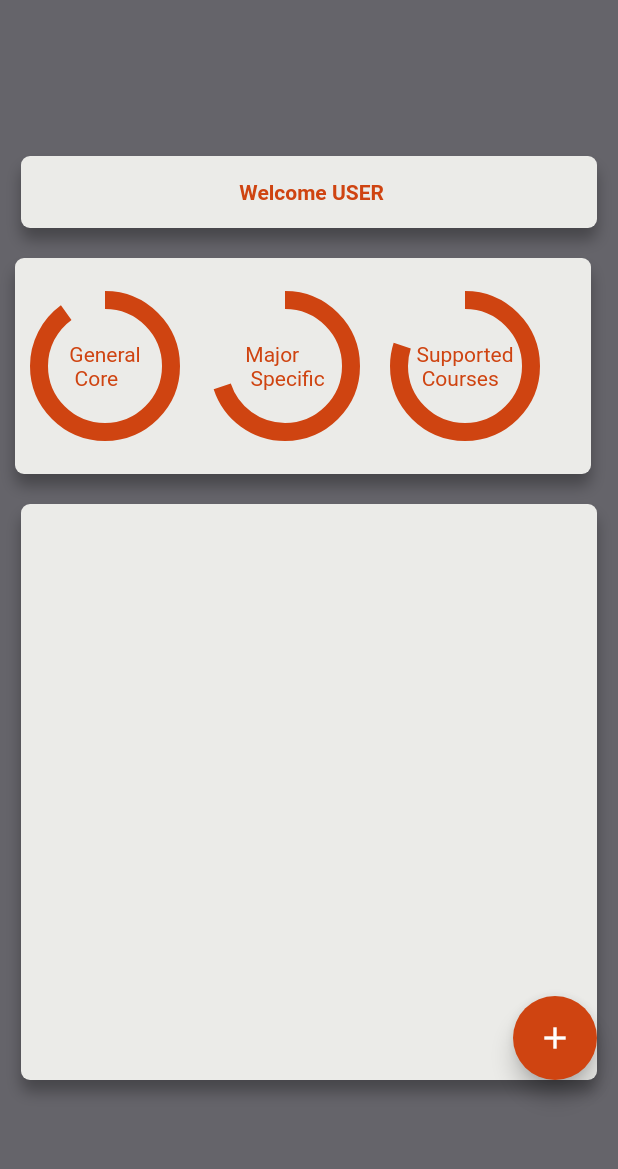
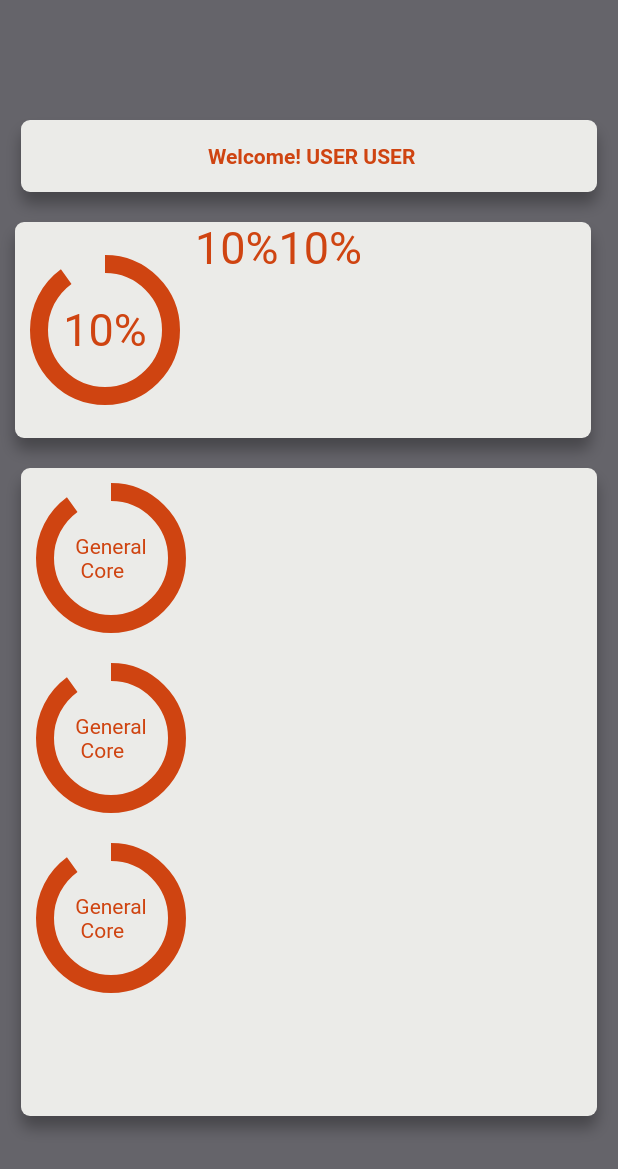
Before and after one commit to xerophytic7/May-2020_DegreeAuditProject, a Flutter app: the StudentMainScreen screen opened directly, on a phone screen of 412 x 824 dp. Shown: the top 1169 px of the screen. Run offline on Flutter 3.47's test engine with Material 2 defaults, Android fonts, the phone set to English and light mode, and no system bars; drawn by our look-alikes of percent_indicator; our stand-ins replace flutter_secure_storage; missing offline and left inert: nice_button; accounts and stored records are empty; network calls fail.

Commit message:
Function to read User Info

```diff
--- a/Views/Flutter/lib/LoginScreen.dart
+++ b/Views/Flutter/lib/LoginScreen.dart
@@ -6,10 +6,12 @@ import 'package:seniordesign/TestScreen.dart';
 import 'package:seniordesign/StudentMainScreen.dart';
 import 'package:seniordesign/popup.dart';
 import 'package:seniordesign/globals/globals.dart';
-import 'package:flutter_secure_storage/flutter_secure_storage.dart';
+
 import 'dart:async';
 import 'dart:convert';
 import 'package:http/http.dart' as http;
+
+import 'package:flutter_secure_storage/flutter_secure_storage.dart';
 
 final storage = new FlutterSecureStorage();
 
@@ -23,6 +25,7 @@ Future<int> code() async {
     "${address}/api/login?username=${usernameTextCtrl.text}&password=${passwordTextCtrl.text}",
     //headers: {HttpHeaders.authorizationHeader: "${token}"}
   );
+
 
 print(response.body);
   if(response.statusCode == 200){
--- a/Views/Flutter/lib/StudentMainScreen.dart
+++ b/Views/Flutter/lib/StudentMainScreen.dart
@@ -1,5 +1,34 @@
+import 'dart:convert';
+import 'dart:io';
+
 import 'package:flutter/material.dart';
 import 'package:percent_indicator/percent_indicator.dart';
+import 'package:flutter_secure_storage/flutter_secure_storage.dart';
+import 'package:seniordesign/globals/globals.dart';
+import 'dart:async';
+import 'dart:convert';
+import 'package:http/http.dart' as http;
+
+final storage = new FlutterSecureStorage();
+
+String firstname = "USER";
+String lastname = "USER";
+Future<String> StudentInfo() async {
+  //String username,password,fn,ln,id;
+  String value = await storage.read(key: "token");
+  print("This is the supposed Token $value");
+  final response = await http.get(
+    "${address}/MyInfo",
+    headers: {HttpHeaders.authorizationHeader: "Bearer ${value}"},
+  );
+
+    Map<String, dynamic> data = json.decode(response.body);
+  print("return the JSON of info ==> $data");
+
+    firstname = data["FirstName"];
+    lastname = data["LastName"];
+
+}
 
 class StudentMainScreen extends StatefulWidget {
   //StudentMainScreen({Key key, this.title}) : super(key: key);
@@ -13,7 +42,9 @@ class StudentMainScreen extends StatefulWidget {
 class _StudentMainScreenState extends State<StudentMainScreen> {
   int statusCode = 0;
   @override
+
   Widget build(BuildContext context) {
+      StudentInfo();
     return new Scaffold(
       backgroundColor: Color(0xff65646a),
       body: new Center(
@@ -44,7 +75,7 @@ class _StudentMainScreenState extends State<StudentMainScreen> {
                       crossAxisAlignment: CrossAxisAlignment.center,
                       mainAxisAlignment: MainAxisAlignment.center,
                       children: <Widget>[
-                        new Text(" Welcome USER",
+                        new Text(" Welcome! $firstname $lastname",
                             style: TextStyle(
                                 color: Color(0xffcf4411),
                                 fontWeight: FontWeight.bold)),
@@ -79,36 +110,23 @@ class _StudentMainScreenState extends State<StudentMainScreen> {
                           radius: 100.0,
                           lineWidth: 12.0,
                           percent: 0.9,
-                          center: new Text("General\n Core",
-                              style: TextStyle(color: Color(0xffcf4411))),
+                          center: new Text("10%",
+                              style: TextStyle(
+                                  color: Color(0xffcf4411), fontSize: 30)),
                           progressColor: Color(0xffcf4411),
                           backgroundColor: Color(0xffebebe8),
                         ),
                       ),
-                      Padding(
-                        padding: EdgeInsets.all(10),
-                        child: new CircularPercentIndicator(
-                          radius: 100.0,
-                          lineWidth: 12.0,
-                          percent: 0.7,
-                          center: new Text("Major\n Specific",
-                              style: TextStyle(color: Color(0xffcf4411))),
-                          progressColor: Color(0xffcf4411),
-                          backgroundColor: Color(0xffebebe8),
-                        ),
-                      ),
-                      Padding(
-                        padding: EdgeInsets.all(10),
-                        child: new CircularPercentIndicator(
-                          radius: 100.0,
-                          lineWidth: 12.0,
-                          percent: 0.8,
-                          center: new Text("Supported\n Courses",
-                              style: TextStyle(color: Color(0xffcf4411))),
-                          progressColor: Color(0xffcf4411),
-                          backgroundColor: Color(0xffebebe8),
-                        ),
-                      ),
+                      Column(children: [
+                        Text("10%",
+                            style: TextStyle(
+                                color: Color(0xffcf4411), fontSize: 30)),
+                      ]),
+                      Column(children: [
+                        Text("10%",
+                            style: TextStyle(
+                                color: Color(0xffcf4411), fontSize: 30)),
+                      ]),
                     ],
                   )),
                 ),
@@ -122,7 +140,7 @@ class _StudentMainScreenState extends State<StudentMainScreen> {
                   margin: const EdgeInsets.all(10.0),
                   //color: Color(0xffebebe8),
                   width: 48.0 * 8,
-                  height: 48.0 * 8,
+                  height: 48.0 * 9,
                   decoration: BoxDecoration(
                       gradient: LinearGradient(
                           colors: [Color(0xffebebe8), Color(0xffebebe8)]),
@@ -134,15 +152,60 @@ class _StudentMainScreenState extends State<StudentMainScreen> {
                             blurRadius: 8.0)
                       ]),
                   child: (Column(
-                    crossAxisAlignment: CrossAxisAlignment.end,
-                    mainAxisAlignment: MainAxisAlignment.end,
-                    children: <Widget>[
-                    FloatingActionButton(onPressed: null,
-                    child: Icon(Icons.add),
-                    backgroundColor: Color(0xffcf4411),)
+                      crossAxisAlignment: CrossAxisAlignment.start,
+                      mainAxisAlignment: MainAxisAlignment.start,
+                      children: <Widget>[
+                        Row(
+                          children: <Widget>[
+                            Padding(
+                              padding: EdgeInsets.all(10),
+                              child: new CircularPercentIndicator(
+                                radius: 100.0,
+                                lineWidth: 12.0,
+                                percent: 0.9,
+                                center: new Text("General\n Core",
+                                    style: TextStyle(color: Color(0xffcf4411))),
+                                progressColor: Color(0xffcf4411),
+                                backgroundColor: Color(0xffebebe8),
+                              ),
+                            ),
+                          ],
+                        ),
+                        Row(
+                          children: <Widget>[
+                            Padding(
+                              padding: EdgeInsets.all(10),
+                              child: new CircularPercentIndicator(
+                                radius: 100.0,
+                                lineWidth: 12.0,
+                                percent: 0.9,
+                                center: new Text("General\n Core",
+                                    style: TextStyle(color: Color(0xffcf4411))),
+                                progressColor: Color(0xffcf4411),
+                                backgroundColor: Color(0xffebebe8),
+                              ),
+                            ),
+                          ],
+                        ),
+                        Row(
+                          children: <Widget>[
+                            Padding(
+                              padding: EdgeInsets.all(10),
+                              child: new CircularPercentIndicator(
+                                radius: 100.0,
+                                lineWidth: 12.0,
+                                percent: 0.9,
+                                center: new Text("General\n Core",
+                                    style: TextStyle(color: Color(0xffcf4411))),
+                                progressColor: Color(0xffcf4411),
+                                backgroundColor: Color(0xffebebe8),
+                              ),
+                            ),
+                          ],
+                        ),
 
-                    ///Here
-                  ])),
+                        ///Here
+                      ])),
                 ),
               ],
             ),
```
Also changed, not shown: Views/Flutter/lib/RegisterScreen.dart (+25 -23 lines), 1 other file.
